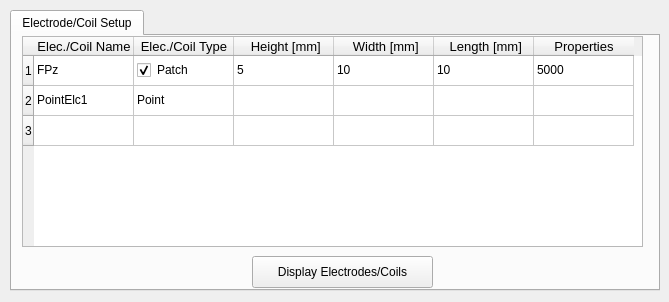
SCIInstitute/SCIRun, file src/Interface/Modules/BrainStimulator/ElectrodeCoilSetupDialog.ui: the form before one commit.
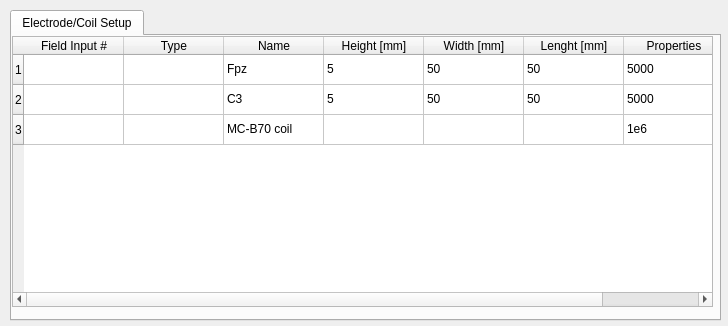
The form after the commit.

Diff of the .ui file:
```diff
--- a/src/Interface/Modules/BrainStimulator/ElectrodeCoilSetupDialog.ui
+++ b/src/Interface/Modules/BrainStimulator/ElectrodeCoilSetupDialog.ui
@@ -6,8 +6,8 @@
    <rect>
     <x>0</x>
     <y>0</y>
-    <width>669</width>
-    <height>302</height>
+    <width>728</width>
+    <height>326</height>
    </rect>
   </property>
   <property name="windowTitle">
@@ -18,8 +18,8 @@
     <rect>
      <x>10</x>
      <y>10</y>
-     <width>650</width>
-     <height>281</height>
+     <width>711</width>
+     <height>311</height>
     </rect>
    </property>
    <property name="currentIndex">
@@ -32,143 +32,132 @@
     <widget class="QTableWidget" name="tableWidget">
      <property name="geometry">
       <rect>
-       <x>10</x>
+       <x>0</x>
        <y>0</y>
-       <width>621</width>
-       <height>211</height>
+       <width>701</width>
+       <height>271</height>
       </rect>
      </property>
-     <property name="rowCount">
-      <number>3</number>
-     </property>
-     <property name="columnCount">
-      <number>6</number>
-     </property>
-     <row/>
-     <row/>
-     <row/>
-     <column>
+     <row>
       <property name="text">
-       <string>Elec./Coil Name</string>
+       <string>1</string>
       </property>
-      <property name="font">
-       <font>
-        <pointsize>10</pointsize>
-       </font>
+     </row>
+     <row>
+      <property name="text">
+       <string>2</string>
       </property>
+     </row>
+     <row>
+      <property name="text">
+       <string>3</string>
+      </property>
+     </row>
+     <column>
+      <property name="text">
+       <string>Field Input #</string>
+      </property>
      </column>
      <column>
       <property name="text">
-       <string>Elec./Coil Type</string>
+       <string>Type</string>
       </property>
-      <property name="font">
-       <font>
-        <pointsize>10</pointsize>
-       </font>
-      </property>
      </column>
      <column>
       <property name="text">
-       <string> Height [mm]</string>
+       <string>Name</string>
       </property>
-      <property name="font">
-       <font>
-        <pointsize>10</pointsize>
-       </font>
-      </property>
      </column>
      <column>
       <property name="text">
-       <string> Width [mm]</string>
+       <string>Height [mm]</string>
       </property>
-      <property name="font">
-       <font>
-        <pointsize>10</pointsize>
-       </font>
-      </property>
      </column>
      <column>
       <property name="text">
-       <string> Length [mm]</string>
+       <string>Width [mm]</string>
       </property>
-      <property name="font">
-       <font>
-        <pointsize>10</pointsize>
-       </font>
+     </column>
+     <column>
+      <property name="text">
+       <string>Lenght [mm]</string>
       </property>
      </column>
      <column>
       <property name="text">
        <string>Properties</string>
       </property>
-      <property name="font">
-       <font>
-        <pointsize>10</pointsize>
-       </font>
-      </property>
      </column>
-     <item row="0" column="0">
-      <property name="text">
-       <string>FPz</string>
-      </property>
-     </item>
      <item row="0" column="1">
       <property name="text">
-       <string>Patch</string>
-      </property>
-      <property name="checkState">
-       <enum>Checked</enum>
-      </property>
-      <property name="flags">
-       <set>ItemIsSelectable|ItemIsEditable|ItemIsUserCheckable|ItemIsEnabled|ItemIsTristate</set>
+       <string/>
       </property>
      </item>
      <item row="0" column="2">
       <property name="text">
-       <string>5</string>
+       <string>Fpz</string>
       </property>
      </item>
      <item row="0" column="3">
       <property name="text">
-       <string>10</string>
+       <string>5</string>
       </property>
      </item>
      <item row="0" column="4">
       <property name="text">
-       <string>10</string>
+       <string>50</string>
       </property>
      </item>
      <item row="0" column="5">
       <property name="text">
-       <string>5000</string>
+       <string>50</string>
       </property>
      </item>
-     <item row="1" column="0">
+     <item row="0" column="6">
       <property name="text">
-       <string>PointElc1</string>
+       <string>5000</string>
       </property>
      </item>
      <item row="1" column="1">
       <property name="text">
-       <string>Point</string>
+       <string/>
       </property>
-      <property name="checkState">
-       <enum>Unchecked</enum>
+     </item>
+     <item row="1" column="2">
+      <property name="text">
+       <string>C3</string>
       </property>
      </item>
-    </widget>
-    <widget class="QPushButton" name="ShowElectrodes">
-     <property name="geometry">
-      <rect>
-       <x>240</x>
-       <y>220</y>
-       <width>181</width>
-       <height>32</height>
-      </rect>
-     </property>
-     <property name="text">
-      <string> Display Electrodes/Coils </string>
-     </property>
+     <item row="1" column="3">
+      <property name="text">
+       <string>5</string>
+      </property>
+     </item>
+     <item row="1" column="4">
+      <property name="text">
+       <string>50</string>
+      </property>
+     </item>
+     <item row="1" column="5">
+      <property name="text">
+       <string>50</string>
+      </property>
+     </item>
+     <item row="1" column="6">
+      <property name="text">
+       <string>5000</string>
+      </property>
+     </item>
+     <item row="2" column="2">
+      <property name="text">
+       <string>MC-B70 coil</string>
+      </property>
+     </item>
+     <item row="2" column="6">
+      <property name="text">
+       <string>1e6</string>
+      </property>
+     </item>
     </widget>
    </widget>
   </widget>
```
